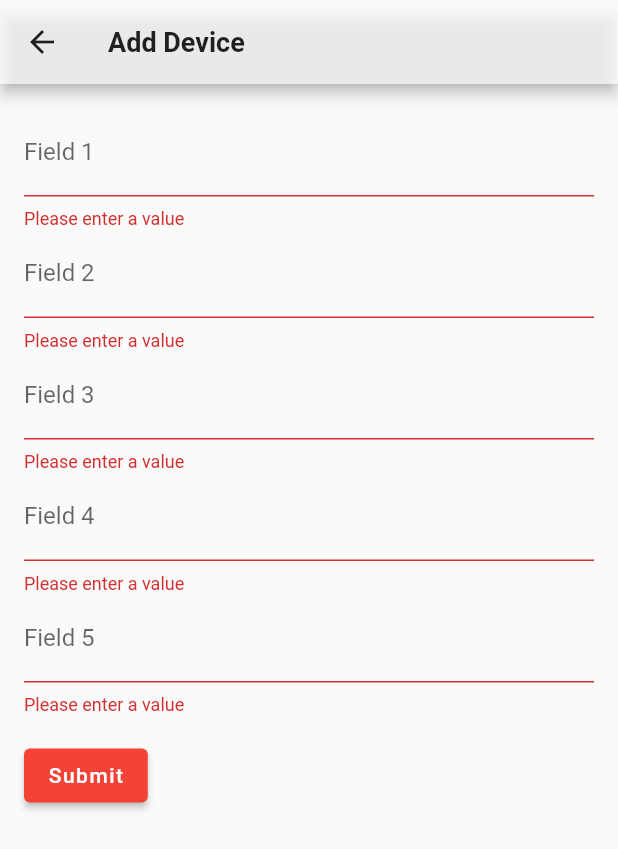
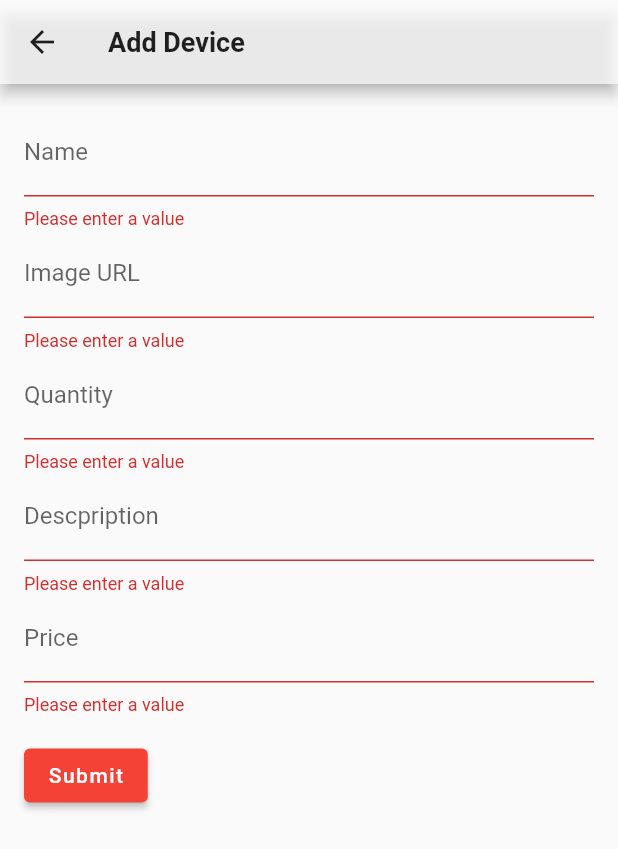
Before and after one commit to Achintha444/kfone_admin_app_flutter, a Flutter app: the DeviceAddPage screen opened directly, after a tap on "Submit", on a phone screen of 412 x 824 dp. Shown: the top 849 px of the screen. Run offline on Flutter 3.47's test engine with Material 2 defaults, Android fonts, the phone set to English and light mode, and no system bars; our stand-ins replace equatable, fl_chart, flutter_bloc, flutter_secure_storage; missing offline and left inert: flutter_appauth; accounts and stored records are empty.

Commit message:
Add device integraiton with BE

```diff
--- a/kfone_admin_app_flutter/lib/ui/pages/home_page/features/devices_page/page/device_add_page.dart
+++ b/kfone_admin_app_flutter/lib/ui/pages/home_page/features/devices_page/page/device_add_page.dart
@@ -1,3 +1,5 @@
+import 'dart:convert';
+
 import 'package:flutter/material.dart';
 import 'package:http/http.dart' as http;
 
@@ -18,20 +20,24 @@ class _DeviceAddPageState extends State<DeviceAddPage> {
 
   void _submitForm() async {
     if (_formKey.currentState!.validate()) {
-      final url = 'https://yourbackend.com/yourendpoint';
-      final response = await http.post(Uri.parse(url), body: {
-        'field1': _controller1.text,
-        'field2': _controller2.text,
-        'field3': _controller3.text,
-        'field4': _controller4.text,
-        'field5': _controller5.text,
+      final url = 'https://divine-snowflake-5579.fly.dev/devices';
+      final headers = {'Authorization': 'Bearer <token>',
+        'Content-Type': 'application/json'};
+      final body = jsonEncode({
+        'name': _controller1.text,
+        'image_uri': _controller2.text,
+        'qty': int.parse(_controller3.text),
+        'description': _controller4.text,
+        'price': double.parse(_controller5.text),
       });
+      final response = await http.post(Uri.parse(url),headers: headers, body: body);
 
-      if (response.statusCode == 200) {
+      if (response.statusCode == 201) {
         // Handle success
-        print('Data sent successfully!');
+        print('Device Added!');
       } else {
         // Handle failure
+        print(response.statusCode);
         print('Failed to send data!');
       }
     }
@@ -59,7 +65,7 @@ class _DeviceAddPageState extends State<DeviceAddPage> {
                   return null;
                 },
                 decoration: InputDecoration(
-                  labelText: 'Field 1',
+                  labelText: 'Name',
                 ),
               ),
               TextFormField(
@@ -71,7 +77,7 @@ class _DeviceAddPageState extends State<DeviceAddPage> {
                   return null;
                 },
                 decoration: InputDecoration(
-                  labelText: 'Field 2',
+                  labelText: 'Image URL',
                 ),
               ),
               TextFormField(
@@ -83,7 +89,7 @@ class _DeviceAddPageState extends State<DeviceAddPage> {
                   return null;
                 },
                 decoration: InputDecoration(
-                  labelText: 'Field 3',
+                  labelText: 'Quantity',
                 ),
               ),
               TextFormField(
@@ -95,7 +101,7 @@ class _DeviceAddPageState extends State<DeviceAddPage> {
                   return null;
                 },
                 decoration: InputDecoration(
-                  labelText: 'Field 4',
+                  labelText: 'Descpription',
                 ),
               ),
               TextFormField(
@@ -107,7 +113,7 @@ class _DeviceAddPageState extends State<DeviceAddPage> {
                   return null;
                 },
                 decoration: InputDecoration(
-                  labelText: 'Field 5',
+                  labelText: 'Price',
                 ),
               ),
               SizedBox(height: 16.0),
```
